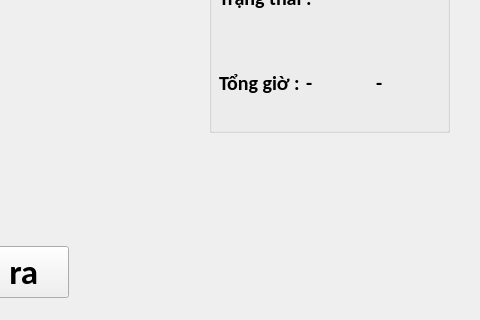
This is outputwindow.ui in leonpack/face_recognition_tech_demo as Qt 5 draws it before an edit; both pictures show x 471 to 951 and y 278 to 598 of the 951 by 598 pixel window. The edited form follows.
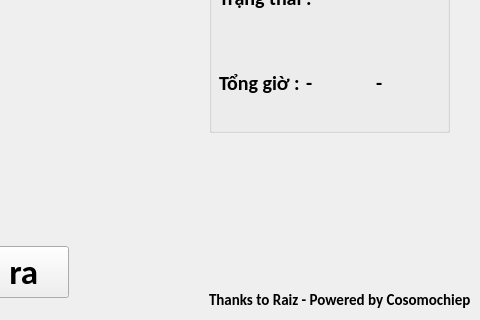
This is the edited form. Icons and pictures are not drawn.

What changed in the file:
```diff
--- a/outputwindow.ui
+++ b/outputwindow.ui
@@ -339,6 +339,27 @@
     </layout>
    </widget>
   </widget>
+  <widget class="QLabel" name="label_6">
+   <property name="geometry">
+    <rect>
+     <x>680</x>
+     <y>570</y>
+     <width>271</width>
+     <height>16</height>
+    </rect>
+   </property>
+   <property name="font">
+    <font>
+     <family>Calibri</family>
+     <pointsize>11</pointsize>
+     <weight>75</weight>
+     <bold>true</bold>
+    </font>
+   </property>
+   <property name="text">
+    <string>Thanks to Raiz - Powered by Cosomochiep</string>
+   </property>
+  </widget>
  </widget>
  <resources>
   <include location="resource.qrc"/>
```
Left out of the diff: 2 changed lines with no effect on the pictures.
